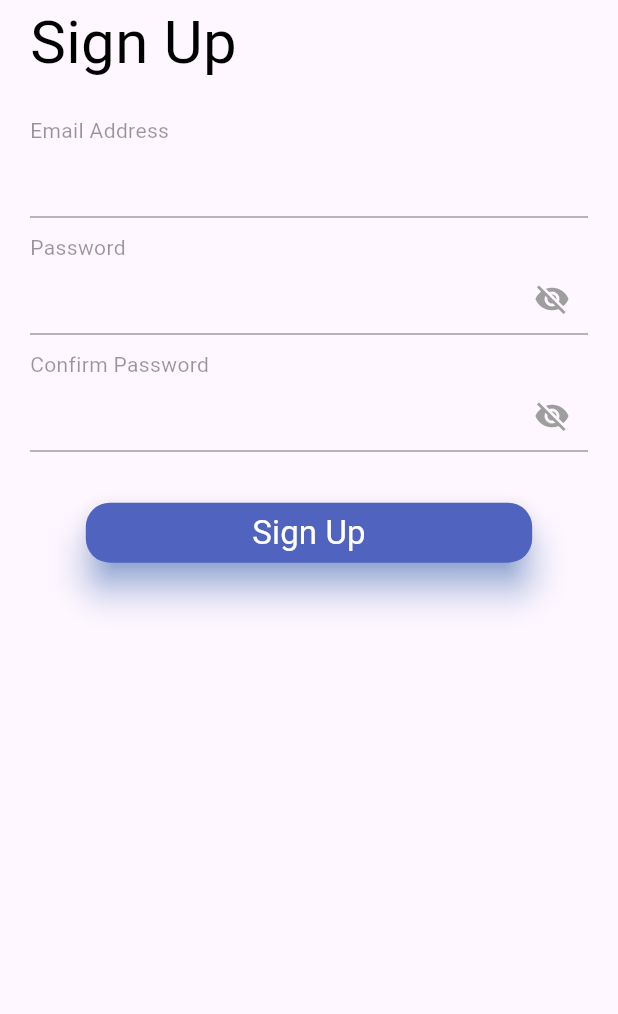
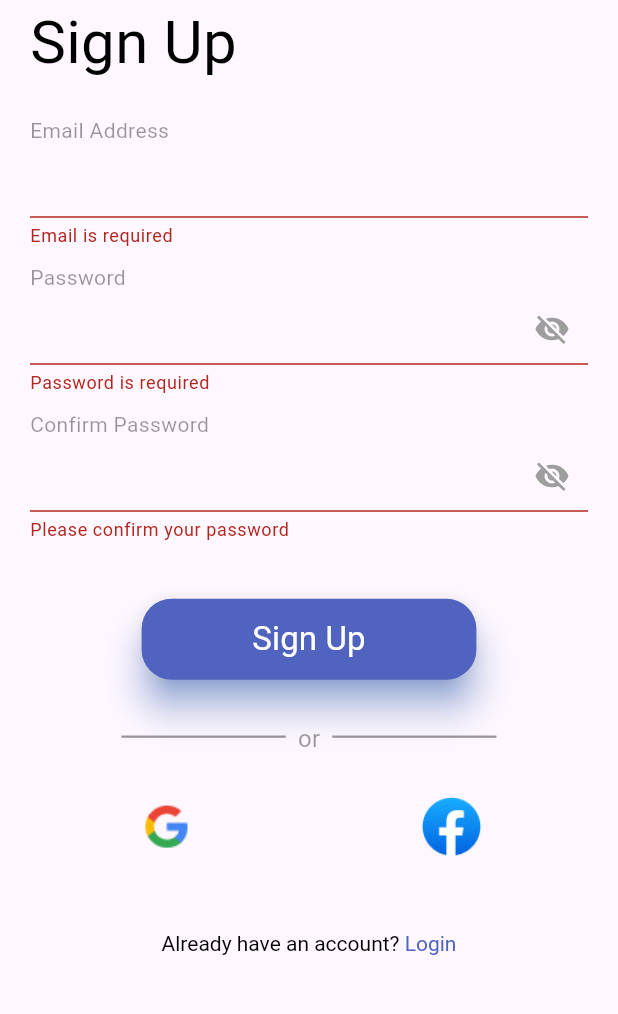
Before and after one commit to Zayahan-Hasan-Shah/Bank-Mobile-App, a Flutter app: the SignUpScreen screen opened by its route, after a tap on "Sign Up", on a phone screen of 412 x 824 dp, the part 200-1214 px from its top. Run offline on Flutter 3.47's test engine with Material 3 defaults, Android fonts, the phone set to English and light mode, and no system bars; our stand-ins replace connectivity_plus, device_info_plus, flutter_local_notifications, flutter_riverpod, google_fonts, permission_handler and 1 more.

Commit message:
signup ui complete

```diff
--- a/bank_app_practice/lib/app/appKey.dart
+++ b/bank_app_practice/lib/app/appKey.dart
@@ -1,4 +1,4 @@
-//Keys
+// Keys
 
 const tokenKey = 'tokenKey';
 const userIdKey = 'userId';
--- a/bank_app_practice/lib/core/colors.dart
+++ b/bank_app_practice/lib/core/colors.dart
@@ -8,4 +8,6 @@ class ColorsPallete {
   static const iconColor = Color.fromRGBO(80, 99,191,1);
   static const buttonColor = Color.fromRGBO(80, 99,191,1);
   static const errorColor = Color.fromRGBO(255,44,44,1);
+  static const dividerColor = Color(0xB1B1B1);
+  static const googleSignupBgColor = Color(0xEEEEEE);
 }
--- a/bank_app_practice/lib/core/constants.dart
+++ b/bank_app_practice/lib/core/constants.dart
@@ -28,3 +28,12 @@ const line4 = 'Provide the quality of the financial system with\nfree money tran
 const line5 = 'Provides the 100% freedom of the financial management with lowest fees on Interantional transactions';
 const line6 = 'Provides the 100% freedom of the financial managment with Multiple Payment Options\nfor local & International Payments';
 const line7 = 'Pay monthly or daily bills at home in a site of TransferMe';
+
+
+/// signup and login screen
+const signUpTitle = 'Sign Up';
+const emailAddressLabel = 'Email Address';
+const passwordLabel = 'Password';
+const confirmPasswordLabel = 'Confirm Password';
+const ahac = 'Already have an account?';
+const loginTitle = 'Login';
--- a/bank_app_practice/lib/core/images.dart
+++ b/bank_app_practice/lib/core/images.dart
@@ -6,4 +6,6 @@ class ImageAssets {
   static const String itImage = 'assets/images/it.png';
   static const String mccImage = 'assets/images/mcc.png';
   static const String bpmeImage = 'assets/images/bpme.png';
+  static const String googleSignupImage = 'assets/images/google.png';
+  static const String facebookImage = 'assets/images/facebook.png';
 }
--- a/bank_app_practice/lib/utils/customButton.dart
+++ b/bank_app_practice/lib/utils/customButton.dart
@@ -18,6 +18,8 @@ class CustomButton extends StatelessWidget {
   final FontWeight? titleWeight;
   final double? titleSize;
   final Color? titleColor;
+  final Alignment? alignmentButton;
+  final double? borderRadiusButton;
   final MaterialStateProperty<Color?>? color;
 
   const CustomButton({
@@ -33,6 +35,8 @@ class CustomButton extends StatelessWidget {
     this.titleSize,
     this.titleWeight,
     this.heightFactor,
+    this.alignmentButton,
+    this.borderRadiusButton,
   }) : super(key: key);
 
   @override
@@ -41,10 +45,16 @@ class CustomButton extends StatelessWidget {
       builder: (context, ref, widget) {
         final showLoading = ref.watch(customButtonController);
         return FractionallySizedBox(
+          heightFactor: heightFactor,
           widthFactor: widthFactor ?? 0.8,
           child: ElevatedButton(
             onPressed: onTap,
             style: ButtonStyle(
+              shape: MaterialStatePropertyAll(
+                RoundedRectangleBorder(
+                  borderRadius: BorderRadius.circular(borderRadiusButton ?? 16), // 👈 Set your desired radius
+                ),
+              ),
               elevation: const MaterialStatePropertyAll(10.0),
               shadowColor: MaterialStatePropertyAll(
                 MaterialStateColor.resolveWith(
@@ -63,7 +73,8 @@ class CustomButton extends StatelessWidget {
                     child: Transform.scale(
                       scale: 0.6,
                       child: const CircularProgressIndicator.adaptive(
-                        valueColor: AlwaysStoppedAnimation<Color>(ColorsPallete.white),
+                        valueColor:
+                            AlwaysStoppedAnimation<Color>(ColorsPallete.white),
                       ),
                     ),
                   )
--- a/bank_app_practice/lib/utils/customTextField.dart
+++ b/bank_app_practice/lib/utils/customTextField.dart
@@ -1,10 +1,11 @@
 import 'package:flutter/material.dart';
 
-class CustomTextField  extends StatelessWidget{
+class CustomTextField extends StatelessWidget {
   final TextEditingController controller;
   final bool obsText;
   final VoidCallback? toggle;
   final String? Function(String?)? validator;
+  final Widget? suffixIcon;
 
   const CustomTextField({
     Key? key,
@@ -12,10 +13,11 @@ class CustomTextField  extends StatelessWidget{
     this.obsText = false,
     this.toggle,
     this.validator,
-  });
+    this.suffixIcon,
+  }) : super(key: key);
 
   @override
-  Widget build(BuildContext context){
+  Widget build(BuildContext context) {
     return TextFormField(
       controller: controller,
       obscureText: obsText,
@@ -30,7 +32,8 @@ class CustomTextField  extends StatelessWidget{
         focusedBorder: const UnderlineInputBorder(
           borderSide: BorderSide(color: Colors.grey),
         ),
-        suffixIcon: toggle != null
+        suffixIcon: suffixIcon ??
+            (toggle != null
                 ? IconButton(
                     icon: Icon(
                       obsText ? Icons.visibility_off : Icons.visibility,
@@ -38,9 +41,8 @@ class CustomTextField  extends StatelessWidget{
                     ),
                     onPressed: toggle,
                   )
-            : null,
+                : null),
       ),
     );
   }
-
 }
--- a/bank_app_practice/lib/utils/validations.dart
+++ b/bank_app_practice/lib/utils/validations.dart
@@ -45,4 +45,5 @@ class AppValidations {
     }
     return null;
   }
+
 }
--- a/bank_app_practice/lib/views/auth/signupScreen.dart
+++ b/bank_app_practice/lib/views/auth/signupScreen.dart
@@ -1,9 +1,11 @@
 import 'package:bank_app_practice/core/colors.dart';
+import 'package:bank_app_practice/core/constants.dart';
 import 'package:bank_app_practice/core/images.dart';
 import 'package:bank_app_practice/utils/customButton.dart';
 import 'package:bank_app_practice/utils/customTextField.dart';
 import 'package:bank_app_practice/utils/titleText.dart';
 import 'package:bank_app_practice/utils/validations.dart';
+import 'package:flutter/gestures.dart';
 import 'package:flutter/material.dart';
 
 class SignUpScreen extends StatefulWidget {
@@ -14,6 +16,8 @@ class SignUpScreen extends StatefulWidget {
 }
 
 class _SignUpScreenState extends State<SignUpScreen> {
+  bool isEmailValid = false;
+
   final TextEditingController emailAddressController = TextEditingController();
   final TextEditingController passwordController = TextEditingController();
   final TextEditingController confirmPasswordController =
@@ -23,6 +27,20 @@ class _SignUpScreenState extends State<SignUpScreen> {
   final ValueNotifier<bool> obscureConfirmPassword = ValueNotifier<bool>(true);
 
   final GlobalKey<FormState> formKey = GlobalKey<FormState>();
+
+  @override
+  void initState() {
+    super.initState();
+    emailAddressController.addListener(() {
+      final isValid =
+          AppValidations.emailValidation(emailAddressController.text) == null;
+      if (isEmailValid != isValid) {
+        setState(() {
+          isEmailValid = isValid;
+        });
+      }
+    });
+  }
 
   @override
   void dispose() {
@@ -42,17 +60,27 @@ class _SignUpScreenState extends State<SignUpScreen> {
         appBar: AppBar(),
         body: Padding(
           padding: const EdgeInsets.symmetric(horizontal: 20, vertical: 12),
+          child: SingleChildScrollView(
+            scrollDirection: Axis.vertical,
             child: Form(
               key: formKey,
               child: Column(
                 crossAxisAlignment: CrossAxisAlignment.start,
+                mainAxisAlignment: MainAxisAlignment.spaceBetween,
                 children: [
                   _buildHeader(),
                   _buildEmailField(),
                   _buildPasswordField(),
                   _buildConfirmPasswordField(),
                   _signupButton(),
+                  const SizedBox(height: 40),
+                  _orLine(),
+                  const SizedBox(height: 20),
+                  _signupOptions(),
+                  const SizedBox(height: 40),
+                  _loginTagLine(),
                 ],
+              ),
             ),
           ),
         ),
@@ -66,7 +94,7 @@ class _SignUpScreenState extends State<SignUpScreen> {
       children: [
         Image.asset(ImageAssets.splashLogoImage, width: 100),
         TitleText(
-          title: 'Sign Up',
+          title: signUpTitle,
           color: ColorsPallete.black,
           fontSize: 40,
         ),
@@ -80,13 +108,16 @@ class _SignUpScreenState extends State<SignUpScreen> {
       crossAxisAlignment: CrossAxisAlignment.start,
       children: [
         TitleText(
-          title: 'Email Address',
+          title: emailAddressLabel,
           color: ColorsPallete.black.withOpacity(0.4),
         ),
         CustomTextField(
           controller: emailAddressController,
           validator: AppValidations.emailValidation,
           obsText: false,
+          suffixIcon: isEmailValid
+              ? const Icon(Icons.check_circle, color: ColorsPallete.titleColor)
+              : null,
         ),
         const SizedBox(height: 10),
       ],
@@ -98,7 +129,7 @@ class _SignUpScreenState extends State<SignUpScreen> {
       crossAxisAlignment: CrossAxisAlignment.start,
       children: [
         TitleText(
-          title: 'Password',
+          title: passwordLabel,
           color: ColorsPallete.black.withOpacity(0.4),
         ),
         ValueListenableBuilder<bool>(
@@ -122,7 +153,7 @@ class _SignUpScreenState extends State<SignUpScreen> {
       crossAxisAlignment: CrossAxisAlignment.start,
       children: [
         TitleText(
-          title: 'Confirm Password',
+          title: confirmPasswordLabel,
           color: ColorsPallete.black.withOpacity(0.4),
         ),
         ValueListenableBuilder<bool>(
@@ -139,23 +170,137 @@ class _SignUpScreenState extends State<SignUpScreen> {
             );
           },
         ),
-        const SizedBox(height: 30),
+        const SizedBox(height: 50),
       ],
     );
   }
 
   Widget _signupButton() {
-    return Center(
+    return SizedBox(
+      height: 30,
+      child: Center(
         child: CustomButton(
-        heightFactor: 20,
-        onTap: () {},
+          heightFactor: 1.8,
+          widthFactor: 0.6,
+          borderRadiusButton: 20,
+          alignmentButton: Alignment.center,
+          onTap: () {
+            if (formKey.currentState!.validate()) {
+              print("Form is valid. Proceed with signup.");
+            } else {
+              print("Form is invalid. Show errors.");
+            }
+          },
           child: TitleText(
-          title: 'Sign Up',
+            title: signUpTitle,
             fontSize: 22,
             textAlign: TextAlign.center,
             color: ColorsPallete.white,
           ),
+        ),
+      ),
+    );
+  }
 
+  Widget _orLine() {
+    return Center(
+      child: SizedBox(
+        width: 250,
+        height: 20,
+        child: Row(
+          children: [
+            Expanded(
+              child: Divider(
+                color: ColorsPallete.black.withOpacity(0.4),
+                thickness: 1.5,
+              ),
+            ),
+            Padding(
+              padding: const EdgeInsets.symmetric(horizontal: 8.0),
+              child: TitleText(
+                title: 'or',
+                fontSize: 16,
+                color: ColorsPallete.black.withOpacity(0.4),
+              ),
+            ),
+            Expanded(
+              child: Divider(
+                color: ColorsPallete.black.withOpacity(0.4),
+                thickness: 1.5,
+              ),
+            ),
+          ],
+        ),
+      ),
+    );
+  }
+
+  Widget _signupOptions() {
+    return Center(
+      child: SizedBox(
+        height: 60,
+        width: 250,
+        child: Row(
+          mainAxisAlignment: MainAxisAlignment.spaceBetween,
+          children: [
+            Container(
+              width: 60,
+              height: 120,
+              decoration: BoxDecoration(
+                color: ColorsPallete.googleSignupBgColor,
+                borderRadius: BorderRadius.circular(30),
+                boxShadow: const [
+                  BoxShadow(
+                    color: ColorsPallete.googleSignupBgColor,
+                  ),
+                ],
+              ),
+              child: IconButton(
+                onPressed: () {},
+                icon: Image.asset(
+                  ImageAssets.googleSignupImage,
+                  width: 60,
+                  height: 80,
+                ),
+              ),
+            ),
+            Container(
+              width: 60,
+              height: 180,
+              decoration: BoxDecoration(
+                color: ColorsPallete.googleSignupBgColor,
+                borderRadius: BorderRadius.circular(30),
+              ),
+              child: IconButton(
+                onPressed: () {},
+                icon: Image.asset(
+                  ImageAssets.facebookImage,
+                  width: 60,
+                  height: 140,
+                ),
+              ),
+            ),
+          ],
+        ),
+      ),
+    );
+  }
+
+  Widget _loginTagLine() {
+    return Center(
+      child: RichText(
+        text: TextSpan(
+            text: ahac,
+            style: TextStyle(color: ColorsPallete.black),
+            children: [
+              TextSpan(
+                text: ' $loginTitle',
+                style: TextStyle(
+                  color: ColorsPallete.titleColor,
+                ),
+                recognizer: TapGestureRecognizer()..onTap = () {},
+              ),
+            ]),
       ),
     );
   }
```
Also changed, not shown: bank_app_practice/assets/images/facebook.png (added), bank_app_practice/assets/images/google.png (added). Lines whose indentation alone changed are shown as unchanged.
